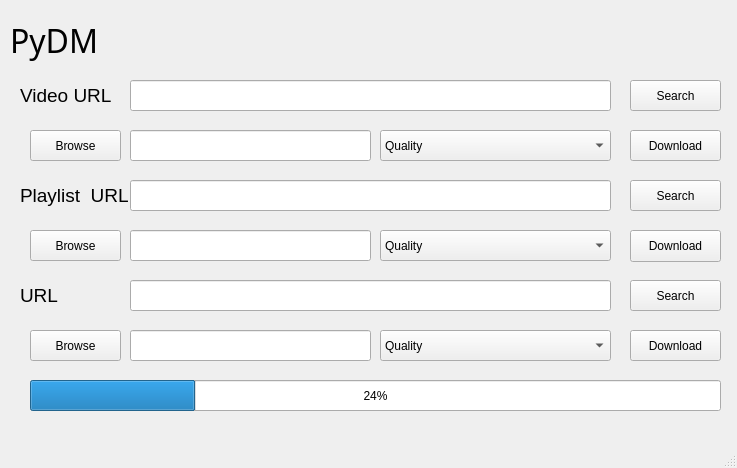
This is main.ui in zeyad-hisham-cyper/Pyhon_Download_Manager as Qt 5 draws it before an edit. The edited form follows.
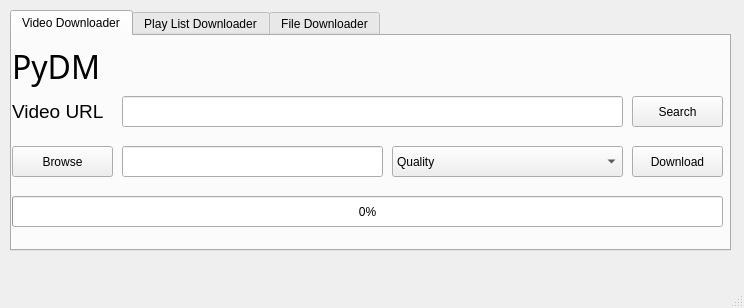
This is the edited form. The open tabs and pages were chosen to show the change. Icons and pictures are not drawn.

```diff
--- a/main.ui
+++ b/main.ui
@@ -6,8 +6,8 @@
    <rect>
     <x>0</x>
     <y>0</y>
-    <width>737</width>
-    <height>468</height>
+    <width>744</width>
+    <height>308</height>
    </rect>
   </property>
   <property name="windowTitle">
@@ -2018,46 +2018,139 @@
   }</string>
   </property>
   <widget class="QWidget" name="centralwidget">
-   <widget class="QLabel" name="Title">
+   <widget class="QTabWidget" name="tabWidget">
     <property name="geometry">
      <rect>
       <x>10</x>
       <y>10</y>
-      <width>631</width>
-      <height>61</height>
+      <width>721</width>
+      <height>241</height>
      </rect>
     </property>
-    <property name="font">
-     <font>
-      <family>Gotham Bold</family>
-      <pointsize>24</pointsize>
-      <weight>50</weight>
-      <italic>false</italic>
-      <bold>false</bold>
-      <underline>false</underline>
-      <strikeout>false</strikeout>
-      <kerning>true</kerning>
-     </font>
+    <property name="currentIndex">
+     <number>1</number>
+    </property>
+    <widget class="QWidget" name="tab">
+     <attribute name="title">
+      <string>Video Downloader</string>
+     </attribute>
+     <widget class="QPushButton" name="pushButton">
+      <property name="geometry">
+       <rect>
+        <x>0</x>
+        <y>110</y>
+        <width>101</width>
+        <height>31</height>
+       </rect>
     </property>
     <property name="text">
-     <string>PyDM</string>
+       <string>Browse</string>
     </property>
    </widget>
    <widget class="QLineEdit" name="videoURL">
     <property name="geometry">
      <rect>
-      <x>130</x>
-      <y>80</y>
-      <width>481</width>
+        <x>110</x>
+        <y>60</y>
+        <width>501</width>
       <height>31</height>
      </rect>
     </property>
    </widget>
+     <widget class="QProgressBar" name="progressBar">
+      <property name="geometry">
+       <rect>
+        <x>0</x>
+        <y>160</y>
+        <width>711</width>
+        <height>31</height>
+       </rect>
+      </property>
+      <property name="value">
+       <number>0</number>
+      </property>
+     </widget>
+     <widget class="QPushButton" name="Download1_2">
+      <property name="geometry">
+       <rect>
+        <x>620</x>
+        <y>60</y>
+        <width>91</width>
+        <height>31</height>
+       </rect>
+      </property>
+      <property name="text">
+       <string>Search</string>
+      </property>
+     </widget>
+     <widget class="QLineEdit" name="lineEdit">
+      <property name="geometry">
+       <rect>
+        <x>110</x>
+        <y>110</y>
+        <width>261</width>
+        <height>31</height>
+       </rect>
+      </property>
+     </widget>
+     <widget class="QPushButton" name="Download1">
+      <property name="geometry">
+       <rect>
+        <x>620</x>
+        <y>110</y>
+        <width>91</width>
+        <height>31</height>
+       </rect>
+      </property>
+      <property name="text">
+       <string>Download</string>
+      </property>
+     </widget>
+     <widget class="QComboBox" name="comboBox">
+      <property name="geometry">
+       <rect>
+        <x>380</x>
+        <y>110</y>
+        <width>231</width>
+        <height>31</height>
+       </rect>
+      </property>
+      <item>
+       <property name="text">
+        <string>Quality</string>
+       </property>
+      </item>
+     </widget>
+     <widget class="QLabel" name="Title">
+      <property name="geometry">
+       <rect>
+        <x>0</x>
+        <y>10</y>
+        <width>701</width>
+        <height>41</height>
+       </rect>
+      </property>
+      <property name="font">
+       <font>
+        <family>Gotham Bold</family>
+        <pointsize>24</pointsize>
+        <weight>50</weight>
+        <italic>false</italic>
+        <bold>false</bold>
+        <underline>false</underline>
+        <strikeout>false</strikeout>
+        <kerning>true</kerning>
+       </font>
+      </property>
+      <property name="text">
+       <string>PyDM</string>
+      </property>
+     </widget>
    <widget class="QLabel" name="label">
     <property name="geometry">
      <rect>
-      <x>20</x>
-      <y>80</y>
+        <x>0</x>
+        <y>60</y>
       <width>110</width>
       <height>31</height>
      </rect>
@@ -2071,12 +2164,32 @@
      <string>Video URL</string>
     </property>
    </widget>
+    </widget>
+    <widget class="QWidget" name="tab_2">
+     <attribute name="title">
+      <string>Play List Downloader</string>
+     </attribute>
+     <widget class="QComboBox" name="comboBox_2">
+      <property name="geometry">
+       <rect>
+        <x>370</x>
+        <y>110</y>
+        <width>231</width>
+        <height>31</height>
+       </rect>
+      </property>
+      <item>
+       <property name="text">
+        <string>Quality</string>
+       </property>
+      </item>
+     </widget>
    <widget class="QLabel" name="label_2">
     <property name="geometry">
      <rect>
-      <x>20</x>
-      <y>180</y>
-      <width>110</width>
+        <x>0</x>
+        <y>60</y>
+        <width>101</width>
       <height>31</height>
      </rect>
     </property>
@@ -2086,38 +2199,15 @@
      </font>
     </property>
     <property name="text">
-     <string>Playlist  URL</string>
-    </property>
-   </widget>
-   <widget class="QLineEdit" name="lineEdit_2">
-    <property name="geometry">
-     <rect>
-      <x>130</x>
-      <y>180</y>
-      <width>481</width>
-      <height>31</height>
-     </rect>
-    </property>
-   </widget>
-   <widget class="QPushButton" name="Download1">
-    <property name="geometry">
-     <rect>
-      <x>630</x>
-      <y>130</y>
-      <width>91</width>
-      <height>31</height>
-     </rect>
-    </property>
-    <property name="text">
-     <string>Download</string>
+       <string>Playlist URL</string>
     </property>
    </widget>
    <widget class="QPushButton" name="Download2">
     <property name="geometry">
      <rect>
-      <x>630</x>
-      <y>230</y>
-      <width>91</width>
+        <x>610</x>
+        <y>110</y>
+        <width>101</width>
       <height>32</height>
      </rect>
     </property>
@@ -2125,91 +2215,12 @@
      <string>Download</string>
     </property>
    </widget>
-   <widget class="QPushButton" name="Download1_2">
-    <property name="geometry">
-     <rect>
-      <x>630</x>
-      <y>80</y>
-      <width>91</width>
-      <height>31</height>
-     </rect>
-    </property>
-    <property name="text">
-     <string>Search</string>
-    </property>
-   </widget>
-   <widget class="QComboBox" name="comboBox">
-    <property name="geometry">
-     <rect>
-      <x>380</x>
-      <y>130</y>
-      <width>231</width>
-      <height>31</height>
-     </rect>
-    </property>
-    <item>
-     <property name="text">
-      <string>Quality</string>
-     </property>
-    </item>
-   </widget>
-   <widget class="QPushButton" name="Download1_3">
-    <property name="geometry">
-     <rect>
-      <x>630</x>
-      <y>180</y>
-      <width>91</width>
-      <height>31</height>
-     </rect>
-    </property>
-    <property name="text">
-     <string>Search</string>
-    </property>
-   </widget>
-   <widget class="QComboBox" name="comboBox_2">
-    <property name="geometry">
-     <rect>
-      <x>380</x>
-      <y>230</y>
-      <width>231</width>
-      <height>31</height>
-     </rect>
-    </property>
-    <item>
-     <property name="text">
-      <string>Quality</string>
-     </property>
-    </item>
-   </widget>
-   <widget class="QLineEdit" name="lineEdit">
-    <property name="geometry">
-     <rect>
-      <x>130</x>
-      <y>130</y>
-      <width>241</width>
-      <height>31</height>
-     </rect>
-    </property>
-   </widget>
-   <widget class="QPushButton" name="pushButton">
-    <property name="geometry">
-     <rect>
-      <x>30</x>
-      <y>130</y>
-      <width>91</width>
-      <height>31</height>
-     </rect>
-    </property>
-    <property name="text">
-     <string>Browse</string>
-    </property>
-   </widget>
    <widget class="QPushButton" name="pushButton_2">
     <property name="geometry">
      <rect>
-      <x>30</x>
-      <y>230</y>
-      <width>91</width>
+        <x>0</x>
+        <y>110</y>
+        <width>101</width>
       <height>31</height>
      </rect>
     </property>
@@ -2220,47 +2231,85 @@
    <widget class="QLineEdit" name="lineEdit_3">
     <property name="geometry">
      <rect>
-      <x>130</x>
-      <y>230</y>
-      <width>241</width>
+        <x>110</x>
+        <y>110</y>
+        <width>251</width>
       <height>31</height>
      </rect>
     </property>
    </widget>
-   <widget class="QLabel" name="label_3">
+     <widget class="QLineEdit" name="lineEdit_2">
     <property name="geometry">
      <rect>
-      <x>20</x>
-      <y>280</y>
-      <width>110</width>
+        <x>110</x>
+        <y>60</y>
+        <width>491</width>
       <height>31</height>
+       </rect>
+      </property>
+     </widget>
+     <widget class="QPushButton" name="Download1_3">
+      <property name="geometry">
+       <rect>
+        <x>610</x>
+        <y>60</y>
+        <width>101</width>
+        <height>31</height>
+       </rect>
+      </property>
+      <property name="text">
+       <string>Search</string>
+      </property>
+     </widget>
+     <widget class="QLabel" name="Title_2">
+      <property name="geometry">
+       <rect>
+        <x>0</x>
+        <y>10</y>
+        <width>701</width>
+        <height>41</height>
      </rect>
     </property>
     <property name="font">
      <font>
-      <pointsize>14</pointsize>
+        <family>Gotham Bold</family>
+        <pointsize>24</pointsize>
+        <weight>50</weight>
+        <italic>false</italic>
+        <bold>false</bold>
+        <underline>false</underline>
+        <strikeout>false</strikeout>
+        <kerning>true</kerning>
      </font>
     </property>
     <property name="text">
-     <string>URL</string>
-    </property>
-   </widget>
-   <widget class="QLineEdit" name="videoURL_2">
+       <string>PyDM</string>
+      </property>
+     </widget>
+     <widget class="QProgressBar" name="progressBar_2">
     <property name="geometry">
      <rect>
-      <x>130</x>
-      <y>280</y>
-      <width>481</width>
+        <x>0</x>
+        <y>160</y>
+        <width>711</width>
       <height>31</height>
      </rect>
     </property>
-   </widget>
+      <property name="value">
+       <number>0</number>
+      </property>
+     </widget>
+    </widget>
+    <widget class="QWidget" name="tab_3">
+     <attribute name="title">
+      <string>File Downloader</string>
+     </attribute>
    <widget class="QPushButton" name="pushButton_3">
     <property name="geometry">
      <rect>
-      <x>30</x>
-      <y>330</y>
-      <width>91</width>
+        <x>0</x>
+        <y>110</y>
+        <width>101</width>
       <height>31</height>
      </rect>
     </property>
@@ -2268,35 +2317,22 @@
      <string>Browse</string>
     </property>
    </widget>
-   <widget class="QLineEdit" name="lineEdit_4">
+     <widget class="QLineEdit" name="videoURL_2">
     <property name="geometry">
      <rect>
-      <x>130</x>
-      <y>330</y>
-      <width>241</width>
+        <x>110</x>
+        <y>60</y>
+        <width>601</width>
       <height>31</height>
      </rect>
     </property>
    </widget>
-   <widget class="QPushButton" name="Download1_4">
-    <property name="geometry">
-     <rect>
-      <x>630</x>
-      <y>280</y>
-      <width>91</width>
-      <height>31</height>
-     </rect>
-    </property>
-    <property name="text">
-     <string>Search</string>
-    </property>
-   </widget>
    <widget class="QPushButton" name="Download1_5">
     <property name="geometry">
      <rect>
-      <x>630</x>
-      <y>330</y>
-      <width>91</width>
+        <x>610</x>
+        <y>110</y>
+        <width>101</width>
       <height>31</height>
      </rect>
     </property>
@@ -2304,33 +2340,75 @@
      <string>Download</string>
     </property>
    </widget>
-   <widget class="QComboBox" name="comboBox_3">
+     <widget class="QLabel" name="label_3">
     <property name="geometry">
      <rect>
-      <x>380</x>
-      <y>330</y>
-      <width>231</width>
+        <x>0</x>
+        <y>60</y>
+        <width>110</width>
       <height>31</height>
      </rect>
     </property>
-    <item>
+      <property name="font">
+       <font>
+        <pointsize>10</pointsize>
+        <weight>75</weight>
+        <bold>true</bold>
+       </font>
+      </property>
      <property name="text">
-      <string>Quality</string>
-     </property>
-    </item>
-   </widget>
-   <widget class="QProgressBar" name="progressBar">
+       <string>Download URL</string>
+      </property>
+     </widget>
+     <widget class="QLineEdit" name="lineEdit_4">
     <property name="geometry">
      <rect>
-      <x>30</x>
-      <y>380</y>
-      <width>691</width>
+        <x>110</x>
+        <y>110</y>
+        <width>491</width>
+        <height>31</height>
+       </rect>
+      </property>
+     </widget>
+     <widget class="QLabel" name="Title_3">
+      <property name="geometry">
+       <rect>
+        <x>0</x>
+        <y>10</y>
+        <width>701</width>
+        <height>41</height>
+       </rect>
+      </property>
+      <property name="font">
+       <font>
+        <family>Gotham Bold</family>
+        <pointsize>24</pointsize>
+        <weight>50</weight>
+        <italic>false</italic>
+        <bold>false</bold>
+        <underline>false</underline>
+        <strikeout>false</strikeout>
+        <kerning>true</kerning>
+       </font>
+      </property>
+      <property name="text">
+       <string>PyDM</string>
+      </property>
+     </widget>
+     <widget class="QProgressBar" name="progressBar_3">
+      <property name="geometry">
+       <rect>
+        <x>0</x>
+        <y>160</y>
+        <width>711</width>
       <height>31</height>
      </rect>
     </property>
     <property name="value">
-     <number>24</number>
-    </property>
+       <number>0</number>
+      </property>
+     </widget>
+    </widget>
    </widget>
   </widget>
   <widget class="QMenuBar" name="menubar">
```
Left out of the diff: 2 changed lines with no effect on the pictures. Lines whose indentation alone changed are shown as unchanged.
